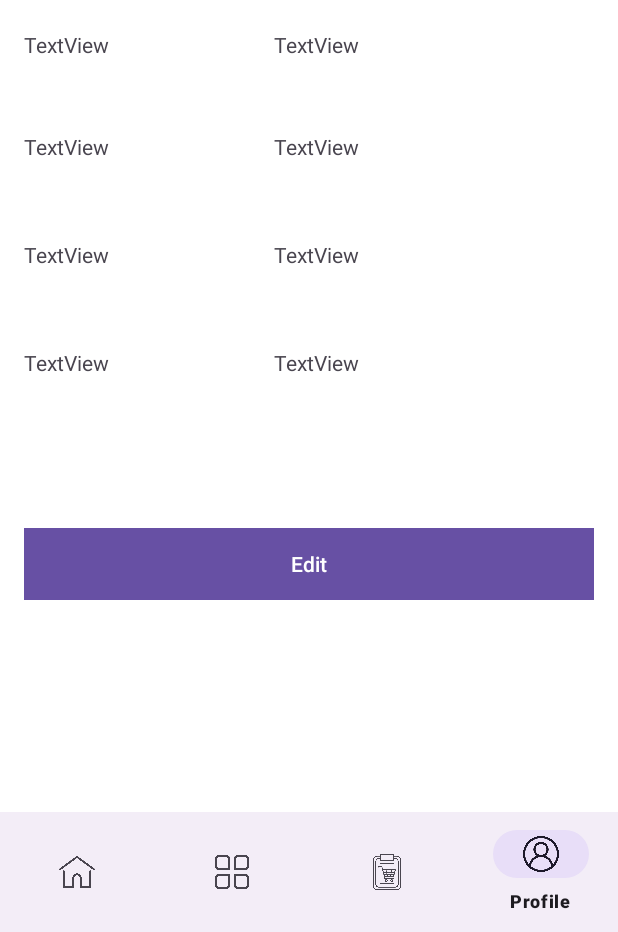
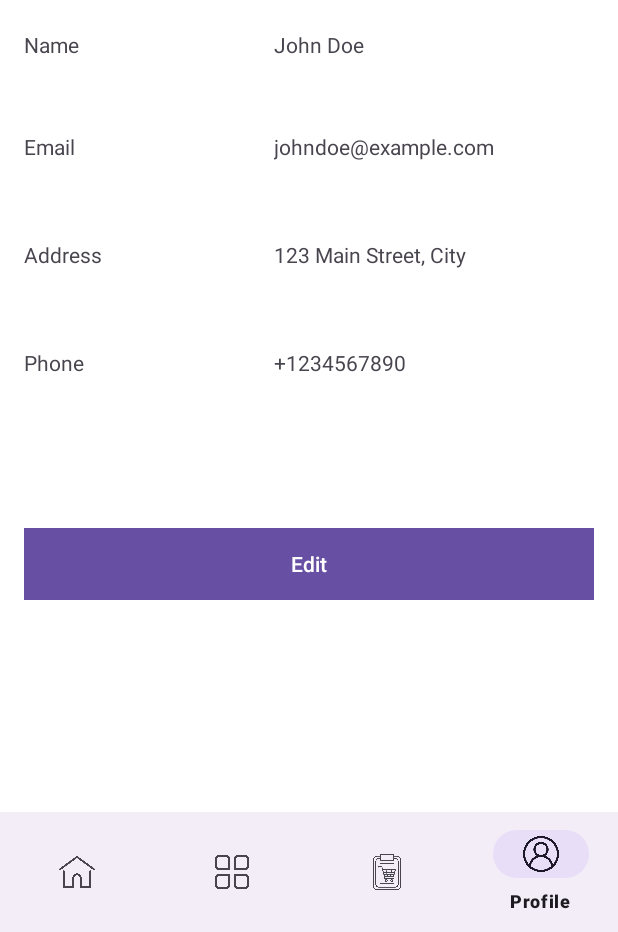
Before and after one commit to MTh1en/PRM392_Group5, an Android app: the screen it shows after launch (UserDashboard), item 4 of the bottom bar chosen, on a phone screen of 412 x 824 dp, the part 304-1236 px from its top. Run offline under Robolectric (Android 15) with nearby library versions, the phone set to English and light mode, and no system bars.

Commit message:
pull new code for coding

```diff
--- a/app/src/main/java/com/example/final_project_group5/ProfileFragment.java
+++ b/app/src/main/java/com/example/final_project_group5/ProfileFragment.java
@@ -1,64 +1,67 @@
 package com.example.final_project_group5;
 
 import android.os.Bundle;
-
-import androidx.fragment.app.Fragment;
-
 import android.view.LayoutInflater;
 import android.view.View;
 import android.view.ViewGroup;
+import android.widget.Button;
+import android.widget.ImageView;
+import android.widget.TextView;
 
-/**
- * A simple {@link Fragment} subclass.
- * Use the {@link ProfileFragment#newInstance} factory method to
- * create an instance of this fragment.
- */
+import androidx.annotation.NonNull;
+import androidx.annotation.Nullable;
+import androidx.fragment.app.Fragment;
+
 public class ProfileFragment extends Fragment {
 
-    // TODO: Rename parameter arguments, choose names that match
-    // the fragment initialization parameters, e.g. ARG_ITEM_NUMBER
-    private static final String ARG_PARAM1 = "param1";
-    private static final String ARG_PARAM2 = "param2";
-
-    // TODO: Rename and change types of parameters
-    private String mParam1;
-    private String mParam2;
+    private TextView textName, textEmail, textAddress, textPhone;
+    private ImageView imageProfile;
+    private Button btnEdit;
 
     public ProfileFragment() {
         // Required empty public constructor
     }
 
-    /**
-     * Use this factory method to create a new instance of
-     * this fragment using the provided parameters.
-     *
-     * @param param1 Parameter 1.
-     * @param param2 Parameter 2.
-     * @return A new instance of fragment ProfileFragment.
-     */
-    // TODO: Rename and change types and number of parameters
-    public static ProfileFragment newInstance(String param1, String param2) {
-        ProfileFragment fragment = new ProfileFragment();
-        Bundle args = new Bundle();
-        args.putString(ARG_PARAM1, param1);
-        args.putString(ARG_PARAM2, param2);
-        fragment.setArguments(args);
-        return fragment;
+    public static ProfileFragment newInstance() {
+        return new ProfileFragment();
     }
 
     @Override
-    public void onCreate(Bundle savedInstanceState) {
-        super.onCreate(savedInstanceState);
-        if (getArguments() != null) {
-            mParam1 = getArguments().getString(ARG_PARAM1);
-            mParam2 = getArguments().getString(ARG_PARAM2);
-        }
+    public View onCreateView(LayoutInflater inflater, ViewGroup container, Bundle savedInstanceState) {
+        return inflater.inflate(R.layout.fragment_profile2, container, false);
     }
 
     @Override
-    public View onCreateView(LayoutInflater inflater, ViewGroup container,
-                             Bundle savedInstanceState) {
-        // Inflate the layout for this fragment
-        return inflater.inflate(R.layout.fragment_profile2, container, false);
+    public void onViewCreated(@NonNull View view, @Nullable Bundle savedInstanceState) {
+        super.onViewCreated(view, savedInstanceState);
+
+        // Ánh xạ các view từ XML
+        textName = view.findViewById(R.id.textView6);
+        textEmail = view.findViewById(R.id.textView10);
+        textAddress = view.findViewById(R.id.textView11);
+        textPhone = view.findViewById(R.id.textView12);
+        imageProfile = view.findViewById(R.id.imageProfile);
+        btnEdit = view.findViewById(R.id.btnEdit);
+
+        // Gọi hàm lấy dữ liệu từ API
+        loadUserProfile();
+    }
+
+    private void loadUserProfile() {
+        // TODO: Viết API call để lấy dữ liệu profile từ server
+        // Ví dụ dữ liệu giả lập:
+        String name = "John Doe";
+        String email = "johndoe@example.com";
+        String address = "123 Main Street, City";
+        String phone = "+1234567890";
+
+        // Set dữ liệu lên UI
+        textName.setText(name);
+        textEmail.setText(email);
+        textAddress.setText(address);
+        textPhone.setText(phone);
+
+        // Nếu có ảnh từ API, có thể dùng Glide/Picasso để load
+        // Glide.with(this).load(profileImageUrl).into(imageProfile);
     }
 }
--- a/app/src/main/res/layout/fragment_profile2.xml
+++ b/app/src/main/res/layout/fragment_profile2.xml
@@ -58,7 +58,7 @@
         android:layout_width="126dp"
         android:layout_height="55dp"
         android:layout_marginTop="232dp"
-        android:text="TextView"
+        android:text="Phone"
         app:layout_constraintStart_toStartOf="parent"
         app:layout_constraintTop_toBottomOf="@+id/imageProfile" />
 
@@ -67,7 +67,7 @@
         android:layout_width="126dp"
         android:layout_height="55dp"
         android:layout_marginTop="160dp"
-        android:text="TextView"
+        android:text="Address"
         app:layout_constraintStart_toStartOf="parent"
         app:layout_constraintTop_toBottomOf="@+id/imageProfile" />
 
@@ -76,7 +76,7 @@
         android:layout_width="126dp"
         android:layout_height="55dp"
         android:layout_marginTop="88dp"
-        android:text="TextView"
+        android:text="Email"
         app:layout_constraintStart_toStartOf="parent"
         app:layout_constraintTop_toBottomOf="@+id/imageProfile" />
 
@@ -137,7 +137,7 @@
         android:layout_width="126dp"
         android:layout_height="55dp"
         android:layout_marginTop="20dp"
-        android:text="TextView"
+        android:text="Name"
         app:layout_constraintStart_toStartOf="parent"
         app:layout_constraintTop_toBottomOf="@+id/imageProfile" />
 </androidx.constraintlayout.widget.ConstraintLayout>
```
Also changed, not shown: 1 other file.
